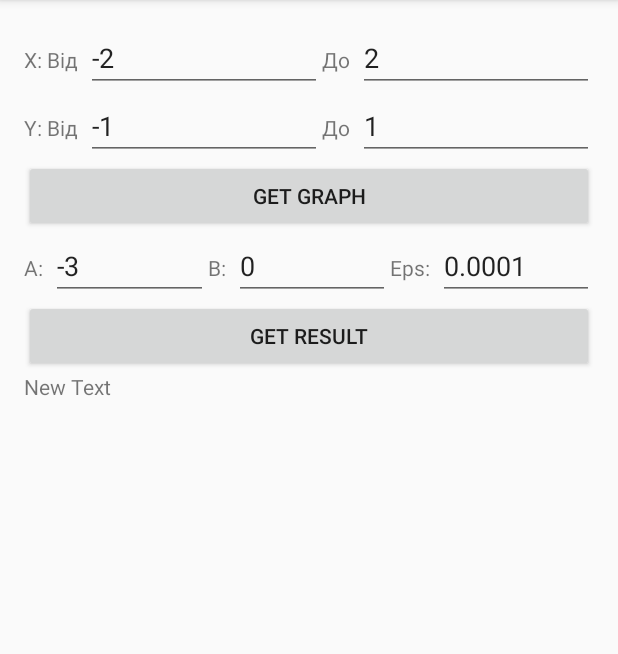
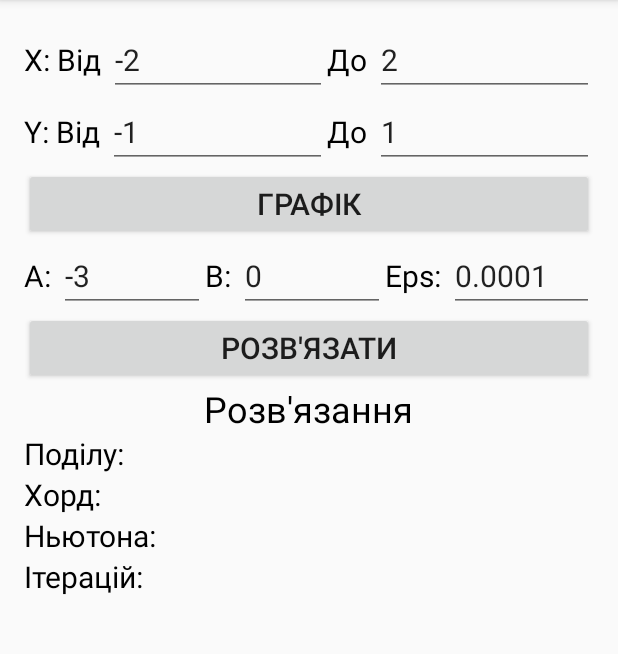
Before and after one commit to AndriyStefanyshyn/NM_1, an Android app: the screen it shows after launch (MainActivity), on a phone screen of 412 x 824 dp, the part 84-738 px from its top. Run offline under Robolectric (Android 15) with nearby library versions, the phone set to English and light mode, and no system bars.

Commit message:
Докостилив

```diff
--- a/app/src/main/AndroidManifest.xml
+++ b/app/src/main/AndroidManifest.xml
@@ -8,7 +8,8 @@
         android:label="@string/app_name"
         android:supportsRtl="true"
         android:theme="@style/AppTheme">
-        <activity android:name=".MainActivity">
+        <activity android:name=".MainActivity"
+            android:screenOrientation="portrait">
             <intent-filter>
                 <action android:name="android.intent.action.MAIN" />
 
--- a/app/src/main/java/com/restingrobots/nm_1/Finder.java
+++ b/app/src/main/java/com/restingrobots/nm_1/Finder.java
@@ -1,4 +1,7 @@
 package com.restingrobots.nm_1;
+
+import java.math.BigDecimal;
+import java.math.RoundingMode;
 
 /**
  * Created by Andriy on 12.02.2016.
@@ -7,13 +10,14 @@ public class Finder {
 
     private Finder(){}
 
-    public static double bisection(double From, double To, double Eps) {
+    public static String bisection(double From, double To, double Eps) {
         if(getY(To)*getY(From) < 0) {
             double x;
+            int i = 0;
             while(true) {
                 x = (To + From)/2f;
                 if(Math.abs(To - From) < Eps || getY(x) == 0) {
-                    return x;
+                    return ("Поділу: " + new BigDecimal(x).setScale(3, RoundingMode.HALF_UP).doubleValue() + "; " + i);
                 }
                 else {
                     if(getY(From)*getY(x) < 0) {
@@ -23,19 +27,21 @@ public class Finder {
                         From = x;
                     }
                 }
+                i++;
             }
         }
         else {
-            return -1;
+            return "Поділу: Помилка";
         }
     }
 
-    public static double chord(double From, double To, double Eps) {
+    public static String chord(double From, double To, double Eps) {
         if(getY(To)*getY(From) < 0) {
             double x;
+            int i = 0;
             if(Math.abs(To - From) < Eps) {
                 x = (To + From)/2f;
-                return x;
+                return ("Хорд: " + new BigDecimal(x).setScale(3, RoundingMode.HALF_UP).doubleValue() + "; " + i);
             }
             if(!(getYDD(To)*getY(To) > 0)) {
                 double temp = From;
@@ -45,24 +51,26 @@ public class Finder {
             while(true) {
                 x = From - (getY(From)*(To-From)/(getY(To)-getY(From)));
                 if(Math.abs(x - From) < Eps) {
-                    return x;
+                    return ("Хорд: " + new BigDecimal(x).setScale(3, RoundingMode.HALF_UP).doubleValue() + "; " + i);
                 }
                 else {
                     From = x;
                 }
+                i++;
             }
         }
         else {
-            return -1;
+            return "Хорд: Помилка";
         }
     }
 
-    public static double neuton(double From, double To, double Eps) {
+    public static String neuton(double From, double To, double Eps) {
         if(getY(To)*getY(From) < 0) {
             double x;
+            int i = 0;
             if(Math.abs(To - From) < Eps) {
                 x = (To + From)/2f;
-                return x;
+                return ("Ньютона: " + new BigDecimal(x).setScale(3, RoundingMode.HALF_UP).doubleValue() + "; " + i);
             }
             if(!(getYDD(To)*getY(To) > 0)) {
                 double temp = From;
@@ -72,39 +80,42 @@ public class Finder {
             while(true) {
                 x = To - getY(To)/getYD(To);
                 if(Math.abs(To - x) < Eps) {
-                    return x;
+                    return ("Ньютона: " + new BigDecimal(x).setScale(3, RoundingMode.HALF_UP).doubleValue() + "; " + i);
                 }
                 else {
                     To = x;
                 }
+                i++;
             }
         }
         else {
-            return -1;
+            return "Ньютона: Помилка";
         }
     }
 
-    public static double iter(double From, double To, double Eps) {
+    public static String iter(double From, double To, double Eps) {
         if(getY(To)*getY(From) < 0) {
             double x;
             double x0;
+            int i = 0;
             if(Math.abs(To - From) < Eps) {
                 x = (To + From)/2f;
-                return x;
+                return ("Ітерацій: " + new BigDecimal(x).setScale(3, RoundingMode.HALF_UP).doubleValue() + "; " + i);
             }
             x0 = (To + From)/2f;
             while(true) {
                 x = getFi(x0);
                 if(Math.abs(x - x0) < Eps) {
-                    return x;
+                    return ("Ітерацій: " + new BigDecimal(x).setScale(3, RoundingMode.HALF_UP).doubleValue() + "; " + i);
                 }
                 else {
                     x0 = x;
                 }
+                i++;
             }
         }
         else {
-            return -1;
+            return "Ітерацій: Помилка";
         }
     }
 
--- a/app/src/main/java/com/restingrobots/nm_1/MainActivity.java
+++ b/app/src/main/java/com/restingrobots/nm_1/MainActivity.java
@@ -1,14 +1,20 @@
 package com.restingrobots.nm_1;
 
 import android.content.Intent;
+import android.content.SharedPreferences;
 import android.os.Bundle;
 import android.support.v4.app.DialogFragment;
 import android.support.v4.app.FragmentManager;
 import android.support.v7.app.AppCompatActivity;
 import android.view.View;
+import android.widget.ArrayAdapter;
 import android.widget.EditText;
+import android.widget.ListView;
 import android.widget.TextView;
 import android.widget.Toast;
+
+import java.util.ArrayList;
+import java.util.List;
 
 public class MainActivity extends AppCompatActivity  implements View.OnClickListener, ChoseDialog.ChoseDialogListener {
 
@@ -21,7 +27,8 @@ public class MainActivity extends AppCompatActivity  implements View.OnClickList
     private EditText etB;
     private EditText etEps;
 
-    TextView v;
+    TextView[] v;
+    public static final String PREFS_NAME = "Solutions";
 
     @Override
     protected void onCreate(Bundle savedInstanceState) {
@@ -37,7 +44,11 @@ public class MainActivity extends AppCompatActivity  implements View.OnClickList
         etB = (EditText) findViewById(R.id.etB);
         etEps = (EditText) findViewById(R.id.etEps);
 
-        v = (TextView) findViewById(R.id.textView);
+        v = new TextView[4];
+        v[0] = (TextView) findViewById(R.id.textView);
+        v[1] = (TextView) findViewById(R.id.textView2);
+        v[2] = (TextView) findViewById(R.id.textView3);
+        v[3] = (TextView) findViewById(R.id.textView4);
     }
 
     private void showEditDialog() {
@@ -89,7 +100,7 @@ public class MainActivity extends AppCompatActivity  implements View.OnClickList
 
     @Override
     public void onChose(int id) {
-        double result = -1;
+        String result = "Помилка";
         double A = Double.parseDouble(etA.getText().toString());
         double B = Double.parseDouble(etB.getText().toString());
         double Eps = Double.parseDouble(etEps.getText().toString());
@@ -111,6 +122,12 @@ public class MainActivity extends AppCompatActivity  implements View.OnClickList
                 break;
             }
         }
-        v.setText(String.valueOf(result));
+        v[id].setText((result));
+    }
+
+    @Override
+    protected void onDestroy() {
+        super.onDestroy();
+
     }
 }
--- a/app/src/main/res/layout-land/activity_main.xml
+++ b/app/src/main/res/layout-land/activity_main.xml
@@ -22,7 +22,9 @@
             android:layout_height="wrap_content"
             android:text="Х: Від"
             android:id="@+id/tvFromX"
-            android:layout_marginRight="5dp" />
+            android:layout_marginRight="5dp"
+            android:textColor="#000000"
+            android:textSize="20dp" />
 
         <EditText
             android:layout_width="0dp"
@@ -30,14 +32,18 @@
             android:inputType="numberSigned"
             android:ems="10"
             android:id="@+id/etFromX"
-            android:layout_weight="1" />
+            android:layout_weight="1"
+            android:text="-2"
+            android:textSize="20dp" />
 
         <TextView
             android:layout_width="wrap_content"
             android:layout_height="wrap_content"
             android:text="До"
             android:id="@+id/tvToX"
-            android:layout_marginRight="5dp" />
+            android:layout_marginRight="5dp"
+            android:textColor="#000000"
+            android:textSize="20dp" />
 
         <EditText
             android:layout_width="0dp"
@@ -45,14 +51,18 @@
             android:inputType="numberSigned"
             android:ems="10"
             android:id="@+id/etToX"
-            android:layout_weight="1" />
+            android:layout_weight="1"
+            android:text="2"
+            android:textSize="20dp" />
 
         <TextView
             android:layout_width="wrap_content"
             android:layout_height="wrap_content"
             android:text="Y: Від"
             android:id="@+id/tvFromY"
-            android:layout_marginRight="5dp" />
+            android:layout_marginRight="5dp"
+            android:textColor="#000000"
+            android:textSize="20dp" />
 
         <EditText
             android:layout_width="0dp"
@@ -60,14 +70,18 @@
             android:inputType="numberSigned"
             android:ems="10"
             android:id="@+id/etFromY"
-            android:layout_weight="1" />
+            android:layout_weight="1"
+            android:text="-1"
+            android:textSize="20dp" />
 
         <TextView
             android:layout_width="wrap_content"
             android:layout_height="wrap_content"
             android:text="До"
             android:id="@+id/tvToY"
-            android:layout_marginRight="5dp" />
+            android:layout_marginRight="5dp"
+            android:textColor="#000000"
+            android:textSize="20dp" />
 
         <EditText
             android:layout_width="0dp"
@@ -75,15 +89,18 @@
             android:inputType="numberSigned"
             android:ems="10"
             android:id="@+id/etToY"
-            android:layout_weight="1" />
+            android:layout_weight="1"
+            android:text="1"
+            android:textSize="20dp" />
 
         <Button
-            android:layout_width="110dp"
+            android:layout_width="150dp"
             android:layout_height="wrap_content"
-            android:text="Get graph"
+            android:text="Графік"
             android:id="@+id/btnGetGraph"
             android:onClick="onClick"
-            android:layout_gravity="center_horizontal" />
+            android:layout_gravity="center_horizontal"
+            android:textSize="20dp" />
 
     </LinearLayout>
 
@@ -97,7 +114,9 @@
             android:layout_height="wrap_content"
             android:text="A:"
             android:id="@+id/tvA"
-            android:layout_marginRight="5dp" />
+            android:layout_marginRight="5dp"
+            android:textColor="#000000"
+            android:textSize="20dp" />
 
         <EditText
             android:layout_width="wrap_content"
@@ -105,14 +124,18 @@
             android:inputType="numberSigned|numberDecimal"
             android:ems="10"
             android:id="@+id/etA"
-            android:layout_weight="1" />
+            android:layout_weight="1"
+            android:text="-3"
+            android:textSize="20dp" />
 
         <TextView
             android:layout_width="wrap_content"
             android:layout_height="wrap_content"
             android:text="B:"
             android:id="@+id/tvB"
-            android:layout_marginRight="5dp" />
+            android:layout_marginRight="5dp"
+            android:textColor="#000000"
+            android:textSize="20dp" />
 
         <EditText
             android:layout_width="wrap_content"
@@ -120,14 +143,18 @@
             android:inputType="numberSigned|numberDecimal"
             android:ems="10"
             android:id="@+id/etB"
-            android:layout_weight="1" />
+            android:layout_weight="1"
+            android:text="0"
+            android:textSize="20dp" />
 
         <TextView
             android:layout_width="wrap_content"
             android:layout_height="wrap_content"
             android:text="Eps:"
             android:id="@+id/tvEps"
-            android:layout_marginRight="5dp" />
+            android:layout_marginRight="5dp"
+            android:textColor="#000000"
+            android:textSize="20dp" />
 
         <EditText
             android:layout_width="wrap_content"
@@ -135,37 +162,78 @@
             android:inputType="numberSigned|numberDecimal"
             android:ems="10"
             android:id="@+id/etEps"
-            android:layout_weight="1" />
+            android:layout_weight="1"
+            android:text="0.0001"
+            android:textSize="20dp" />
 
         <Button
-            android:layout_width="110dp"
+            android:layout_width="150dp"
             android:layout_height="wrap_content"
-            android:text="Get result"
+            android:text="Розв&apos;язати"
             android:id="@+id/btnGetResult"
             android:onClick="onClick"
-            android:layout_gravity="center_horizontal" />
+            android:layout_gravity="center_horizontal"
+            android:textSize="20dp" />
     </LinearLayout>
 
+    LinearLayout
+    android:orientation="vertical"
+    android:layout_width="match_parent"
+    android:layout_height="match_parent">
+
     <LinearLayout
-        android:orientation="horizontal"
+        android:orientation="vertical"
         android:layout_width="match_parent"
-        android:layout_height="wrap_content">
+        android:layout_height="match_parent">
+
+        <TextView
+            android:layout_width="wrap_content"
+            android:layout_height="wrap_content"
+            android:text="Розв&apos;язання"
+            android:id="@+id/textView5"
+            android:layout_gravity="center_horizontal"
+            android:textColor="#000000"
+            android:textSize="24dp" />
 
         <TextView
             android:layout_width="match_parent"
             android:layout_height="wrap_content"
-            android:text="New Text"
-            android:id="@+id/textView" />
+            android:id="@+id/textView"
+            android:maxLines="1"
+            android:nestedScrollingEnabled="false"
+            android:textColor="#000000"
+            android:text="Поділу:"
+            android:textSize="20dp" />
+
+        <TextView
+            android:layout_width="match_parent"
+            android:layout_height="wrap_content"
+            android:id="@+id/textView2"
+            android:maxLines="1"
+            android:nestedScrollingEnabled="false"
+            android:textColor="#000000"
+            android:text="Хорд:"
+            android:textSize="20dp" />
+
+        <TextView
+            android:layout_width="match_parent"
+            android:layout_height="wrap_content"
+            android:id="@+id/textView3"
+            android:maxLines="1"
+            android:nestedScrollingEnabled="false"
+            android:textColor="#000000"
+            android:text="Ньютона:"
+            android:textSize="20dp" />
+
+        <TextView
+            android:layout_width="match_parent"
+            android:layout_height="wrap_content"
+            android:id="@+id/textView4"
+            android:maxLines="1"
+            android:nestedScrollingEnabled="false"
+            android:textColor="#000000"
+            android:text="Ітерацій:"
+            android:textSize="20dp" />
     </LinearLayout>
 
-    <FrameLayout
-        android:layout_width="match_parent"
-        android:layout_height="match_parent">
-
-        <ListView
-            android:layout_width="wrap_content"
-            android:layout_height="wrap_content"
-            android:id="@+id/listView" />
-    </FrameLayout>
-
 </LinearLayout>
--- a/app/src/main/res/layout/activity_main.xml
+++ b/app/src/main/res/layout/activity_main.xml
@@ -22,7 +22,9 @@
                 android:layout_height="wrap_content"
                 android:text="Х: Від"
                 android:id="@+id/tvFromX"
-                android:layout_marginRight="5dp" />
+                android:layout_marginRight="5dp"
+                android:textColor="#000000"
+                android:textSize="20dp" />
 
             <EditText
                 android:layout_width="0dp"
@@ -31,14 +33,17 @@
                 android:ems="10"
                 android:id="@+id/etFromX"
                 android:layout_weight="3"
-                android:text="-2" />
+                android:text="-2"
+                android:textSize="20dp" />
 
             <TextView
                 android:layout_width="wrap_content"
                 android:layout_height="wrap_content"
                 android:text="До"
                 android:id="@+id/tvToX"
-                android:layout_marginRight="5dp" />
+                android:layout_marginRight="5dp"
+                android:textColor="#000000"
+                android:textSize="20dp" />
 
             <EditText
                 android:layout_width="0dp"
@@ -47,7 +52,8 @@
                 android:ems="10"
                 android:id="@+id/etToX"
                 android:layout_weight="3"
-                android:text="2" />
+                android:text="2"
+                android:textSize="20dp" />
 
         </LinearLayout>
 
@@ -60,7 +66,9 @@
                 android:layout_height="wrap_content"
                 android:text="Y: Від"
                 android:id="@+id/tvFromY"
-                android:layout_marginRight="5dp" />
+                android:layout_marginRight="5dp"
+                android:textColor="#000000"
+                android:textSize="20dp" />
 
             <EditText
                 android:layout_width="0dp"
@@ -69,14 +77,17 @@
                 android:ems="10"
                 android:id="@+id/etFromY"
                 android:layout_weight="1"
-                android:text="-1" />
+                android:text="-1"
+                android:textSize="20dp" />
 
             <TextView
                 android:layout_width="wrap_content"
                 android:layout_height="wrap_content"
                 android:text="До"
                 android:id="@+id/tvToY"
-                android:layout_marginRight="5dp" />
+                android:layout_marginRight="5dp"
+                android:textColor="#000000"
+                android:textSize="20dp" />
 
             <EditText
                 android:layout_width="0dp"
@@ -85,7 +96,8 @@
                 android:ems="10"
                 android:id="@+id/etToY"
                 android:layout_weight="1"
-                android:text="1" />
+                android:text="1"
+                android:textSize="20dp" />
 
         </LinearLayout>
 
@@ -97,10 +109,11 @@
             <Button
                 android:layout_width="match_parent"
                 android:layout_height="wrap_content"
-                android:text="Get graph"
+                android:text="Графік"
                 android:id="@+id/btnGetGraph"
                 android:onClick="onClick"
-                android:layout_gravity="center_horizontal" />
+                android:layout_gravity="center_horizontal"
+                android:textSize="20dp" />
         </LinearLayout>
 
     <LinearLayout
@@ -113,7 +126,9 @@
             android:layout_height="wrap_content"
             android:text="A:"
             android:id="@+id/tvA"
-            android:layout_marginRight="5dp" />
+            android:layout_marginRight="5dp"
+            android:textColor="#000000"
+            android:textSize="20dp" />
 
         <EditText
             android:layout_width="wrap_content"
@@ -122,14 +137,17 @@
             android:ems="10"
             android:id="@+id/etA"
             android:layout_weight="1"
-            android:text="-3" />
+            android:text="-3"
+            android:textSize="20dp" />
 
         <TextView
             android:layout_width="wrap_content"
             android:layout_height="wrap_content"
             android:text="B:"
             android:id="@+id/tvB"
-            android:layout_marginRight="5dp" />
+            android:layout_marginRight="5dp"
+            android:textColor="#000000"
+            android:textSize="20dp" />
 
         <EditText
             android:layout_width="wrap_content"
@@ -138,14 +156,17 @@
             android:ems="10"
             android:id="@+id/etB"
             android:layout_weight="1"
-            android:text="0" />
+            android:text="0"
+            android:textSize="20dp" />
 
         <TextView
             android:layout_width="wrap_content"
             android:layout_height="wrap_content"
             android:text="Eps:"
             android:id="@+id/tvEps"
-            android:layout_marginRight="5dp" />
+            android:layout_marginRight="5dp"
+            android:textColor="#000000"
+            android:textSize="20dp" />
 
         <EditText
             android:layout_width="wrap_content"
@@ -154,7 +175,8 @@
             android:ems="10"
             android:id="@+id/etEps"
             android:layout_weight="1"
-            android:text="0.0001" />
+            android:text="0.0001"
+            android:textSize="20dp" />
     </LinearLayout>
 
     <LinearLayout
@@ -165,32 +187,67 @@
         <Button
             android:layout_width="match_parent"
             android:layout_height="wrap_content"
-            android:text="Get result"
+            android:text="Розв&apos;язати"
             android:id="@+id/btnGetResult"
             android:onClick="onClick"
-            android:layout_gravity="center_horizontal" />
+            android:layout_gravity="center_horizontal"
+            android:textSize="20dp" />
     </LinearLayout>
 
     <LinearLayout
-        android:orientation="horizontal"
+    android:orientation="vertical"
+    android:layout_width="match_parent"
+    android:layout_height="match_parent">
+
+    <TextView
+        android:layout_width="wrap_content"
+        android:layout_height="wrap_content"
+        android:text="Розв&apos;язання"
+        android:id="@+id/textView5"
+        android:layout_gravity="center_horizontal"
+        android:textColor="#000000"
+        android:textSize="24dp" />
+
+    <TextView
         android:layout_width="match_parent"
-        android:layout_height="wrap_content">
+        android:layout_height="wrap_content"
+        android:id="@+id/textView"
+        android:maxLines="1"
+        android:nestedScrollingEnabled="false"
+        android:textColor="#000000"
+        android:text="Поділу:"
+        android:textSize="20dp" />
 
-        <TextView
-            android:layout_width="match_parent"
-            android:layout_height="wrap_content"
-            android:text="New Text"
-            android:id="@+id/textView" />
-    </LinearLayout>
+    <TextView
+        android:layout_width="match_parent"
+        android:layout_height="wrap_content"
+        android:id="@+id/textView2"
+        android:maxLines="1"
+        android:nestedScrollingEnabled="false"
+        android:textColor="#000000"
+        android:text="Хорд:"
+        android:textSize="20dp" />
 
-    <FrameLayout
+    <TextView
         android:layout_width="match_parent"
-        android:layout_height="match_parent">
+        android:layout_height="wrap_content"
+        android:id="@+id/textView3"
+        android:maxLines="1"
+        android:nestedScrollingEnabled="false"
+        android:textColor="#000000"
+        android:text="Ньютона:"
+        android:textSize="20dp" />
 
-        <ListView
-            android:layout_width="wrap_content"
-            android:layout_height="wrap_content"
-            android:id="@+id/listView" />
-    </FrameLayout>
+    <TextView
+        android:layout_width="match_parent"
+        android:layout_height="wrap_content"
+        android:id="@+id/textView4"
+        android:maxLines="1"
+        android:nestedScrollingEnabled="false"
+        android:textColor="#000000"
+        android:text="Ітерацій:"
+        android:textSize="20dp" />
 
 </LinearLayout>
+
+</LinearLayout>
```
